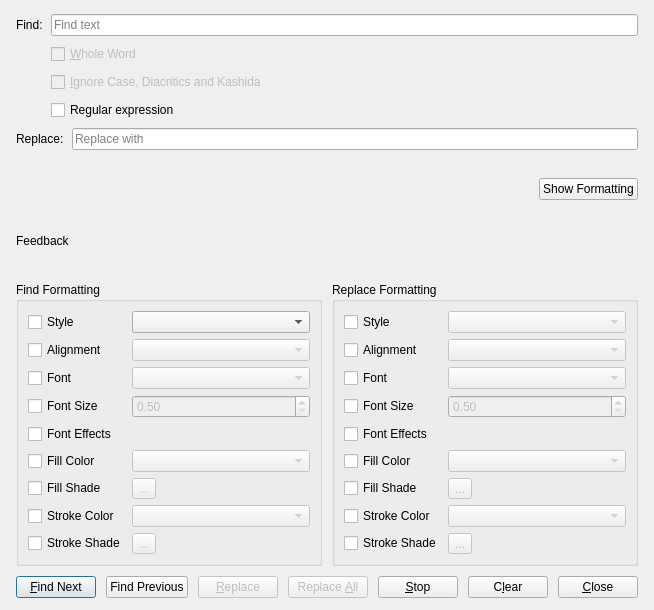
Before: the Qt Designer form scribus/ui/searchbase.ui in appajid/apscribe, drawn with Qt 5.
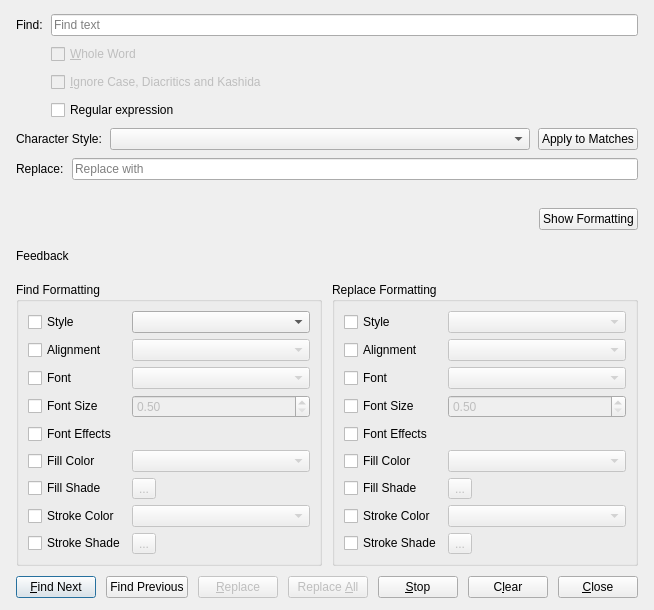
After: the same form once the commit is applied. Custom widgets are drawn as their Qt base class.

Commit message: Apply character styles to regex matches in canvas text

The edit to the form file:
```diff
--- a/scribus/ui/searchbase.ui
+++ b/scribus/ui/searchbase.ui
@@ -103,6 +103,34 @@
        </item>
       </layout>
      </item>
+     <item>
+      <layout class="QHBoxLayout" name="regexStyleLayout">
+       <item>
+        <widget class="QLabel" name="regexStyleLabel">
+         <property name="text">
+          <string>Character Style:</string>
+         </property>
+        </widget>
+       </item>
+       <item>
+        <widget class="QComboBox" name="regexStyleComboBox">
+         <property name="sizePolicy">
+          <sizepolicy hsizetype="Expanding" vsizetype="Fixed">
+           <horstretch>0</horstretch>
+           <verstretch>0</verstretch>
+          </sizepolicy>
+         </property>
+        </widget>
+       </item>
+       <item>
+        <widget class="QPushButton" name="applyRegexStyleButton">
+         <property name="text">
+          <string>Apply to Matches</string>
+         </property>
+        </widget>
+       </item>
+      </layout>
+     </item>
      <item>
       <layout class="QGridLayout" name="gridLayout_4">
        <item row="0" column="0">
```
Left out of the diff: 2 changed lines with no effect on the pictures. The commit also changes 2 other files.
